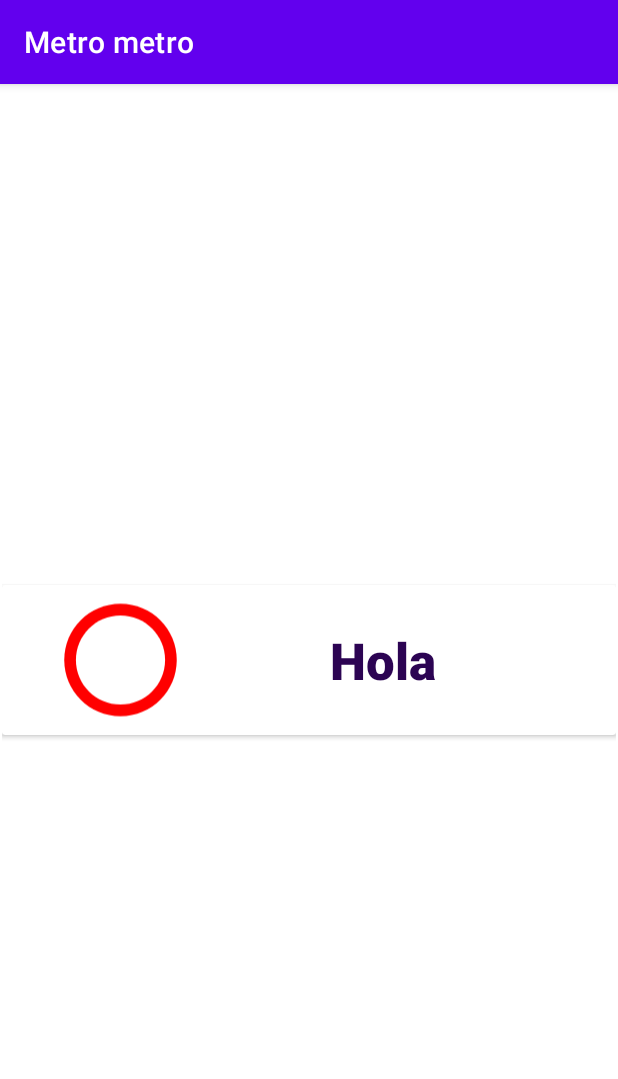
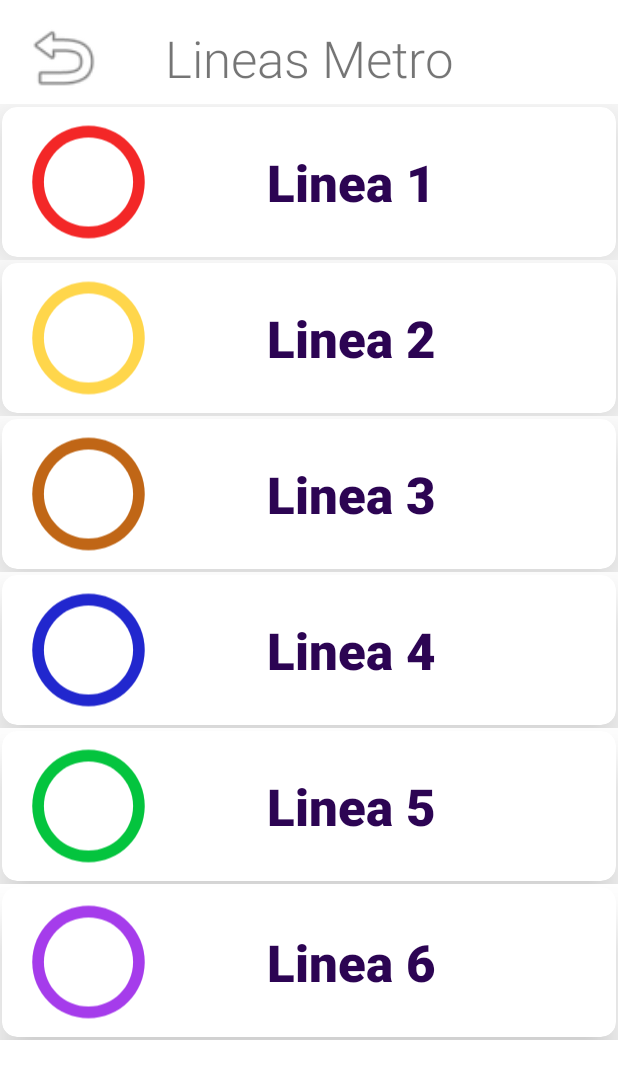
Before and after one commit to jcrucesdeveloper/Metro-metro, an Android app: the screen it shows after launch (MenuMetroActivity), after a tap on "BUTTON", on a phone screen of 412 x 824 dp. Shown: the top 1079 px of the screen. Run offline under Robolectric (Android 15) with nearby library versions, the phone set to English and light mode, and no system bars.

Commit message:
feat(menu): menu creado, pero aun no funcional

```diff
--- a/app/src/main/assets/metro_santiago.xml
+++ b/app/src/main/assets/metro_santiago.xml
@@ -1,5 +1,5 @@
 <metro name="Metro de Santiago">
-    <line name="Linea 1">
+    <line name="Linea 1" color="#F32727">
         <station>San Pablo</station>
         <station number="2">Neptuno</station>
         <station number="3">Pajaritos</station>
@@ -21,7 +21,7 @@
         <station number="10">Pedro de Valdivia</station>
         <station number="10">Los Leones</station>
     </line>
-    <line name="Linea 2">
+    <line name="Linea 2" color="#FFD64B">
         <station>Vespucio Norte</station>
         <station>Zapadores</station>
         <station>Dorsal</station>
@@ -44,7 +44,7 @@
         <station>Lo Ovalle</station>
         <station>La Cisterna</station>
     </line>
-    <line name="Linea 3">
+    <line name="Linea 3" color="#C06616">
         <station>Los Libertadores</station>
         <station>Cardenal Caro</station>
         <station>Vivaceta</station>
@@ -65,7 +65,7 @@
         <station>Fernando Castillo Velasco</station>
     </line>
 
-    <line name="Linea 4">
+    <line name="Linea 4" color="#2127CE">
         <station>Tobalaba</station>
         <station>Cristobal Colon</station>
         <station>Francisco Bilbao</station>
@@ -90,7 +90,7 @@
         <station>Las Mercedes</station>
         <station>Plaza de Puente Alto</station>
     </line>
-    <line name="5">
+    <line name="Linea 5" color="#04C43E">
         <station>Plaza de Maipu</station>
         <station>Santiago Bueras</station>
         <station>Del Sol</station>
@@ -121,7 +121,7 @@
         <station>Bellavista de La Florida</station>
         <station>Vicente Valdes</station>
     </line>
-    <line name="Linea 6">
+    <line name="Linea 6" color="#A53CEB">
         <station>Los Leones</station>
         <station>Ines de Suarez</station>
         <station>Ñuñoa</station>
--- a/app/src/main/java/com/jorgecruces/metrometro/activities/MenuMetroActivity.java
+++ b/app/src/main/java/com/jorgecruces/metrometro/activities/MenuMetroActivity.java
@@ -4,9 +4,14 @@ import androidx.appcompat.app.AppCompatActivity;
 import androidx.recyclerview.widget.LinearLayoutManager;
 import androidx.recyclerview.widget.RecyclerView;
 
+import android.content.Intent;
 import android.os.Bundle;
+import android.view.View;
 
 import com.jorgecruces.metrometro.R;
+import com.jorgecruces.metrometro.logic.MetroReaderXML;
+import com.jorgecruces.metrometro.model.Line;
+import com.jorgecruces.metrometro.model.Metro;
 import com.jorgecruces.metrometro.model.MetroMenu;
 
 import java.util.ArrayList;
@@ -14,6 +19,8 @@ import java.util.ArrayList;
 public class MenuMetroActivity extends AppCompatActivity {
 
     ArrayList<MetroMenu> metroMenu;
+    private Metro metro;
+
     @Override
     protected void onCreate(Bundle savedInstanceState) {
         metroMenu = new ArrayList<>();
@@ -29,9 +36,18 @@ public class MenuMetroActivity extends AppCompatActivity {
     }
 
     public void initializeMetroMenuData() {
-        MetroMenu item1 = new MetroMenu("Hola"," color");
-        MetroMenu item2 = new MetroMenu("Hola 2"," color");
-        metroMenu.add(item1);
-        metroMenu.add(item2);
+        MetroReaderXML metroReaderXML = new MetroReaderXML(this);
+        metro = metroReaderXML.createMetro();
+
+        ArrayList<Line> lines = metro.getLines();
+        for (Line line : lines ) {
+            MetroMenu item = new MetroMenu(line.getName(),line.getColor());
+            metroMenu.add(item);
+        }
+    }
+
+    public void goBackMainActivity(View view) {
+        Intent intent = new Intent(this, MainActivity.class);
+        startActivity(intent);
     }
 }
--- a/app/src/main/java/com/jorgecruces/metrometro/activities/MenuMetroRecyclerViewAdapter.java
+++ b/app/src/main/java/com/jorgecruces/metrometro/activities/MenuMetroRecyclerViewAdapter.java
@@ -2,9 +2,12 @@ package com.jorgecruces.metrometro.activities;
 
 
 import android.content.Context;
+import android.content.res.ColorStateList;
+import android.graphics.Color;
 import android.view.LayoutInflater;
 import android.view.View;
 import android.view.ViewGroup;
+import android.widget.ImageView;
 import android.widget.TextView;
 
 import androidx.annotation.NonNull;
@@ -36,6 +39,8 @@ public class MenuMetroRecyclerViewAdapter extends RecyclerView.Adapter<MenuMetro
     @Override
     public void onBindViewHolder(@NonNull MenuMetroRecyclerViewAdapter.MyViewHolder holder, int position) {
         holder.lineaMetroName.setText(metroMenu.get(position).getMetroName());
+        int color = Color.parseColor(metroMenu.get(position).getColor());
+        holder.backgroundMetroMenu.setColorFilter(color);
     }
 
     @Override
@@ -46,9 +51,11 @@ public class MenuMetroRecyclerViewAdapter extends RecyclerView.Adapter<MenuMetro
     public static class MyViewHolder extends RecyclerView.ViewHolder {
         // On createMethod
         TextView lineaMetroName;
+        ImageView backgroundMetroMenu;
         public MyViewHolder(@NonNull View itemView) {
             super(itemView);
             lineaMetroName = itemView.findViewById(R.id.lineaName);
+            backgroundMetroMenu = itemView.findViewById(R.id.backgroundMetroMenu);
         }
     }
 }
--- a/app/src/main/java/com/jorgecruces/metrometro/logic/MetroReaderXML.java
+++ b/app/src/main/java/com/jorgecruces/metrometro/logic/MetroReaderXML.java
@@ -53,9 +53,11 @@ public class MetroReaderXML {
                 Element lineElement = (Element) lineNode;
 
                 String lineName = lineElement.getAttribute("name");
+                String lineColor = lineElement.getAttribute("color");
+
 
                 NodeList stations  = lineNode.getChildNodes();
-                Line tempLine = new Line(lineName);
+                Line tempLine = new Line(lineName,lineColor);
 
                 for (int j = 0; j < stations.getLength(); j++) {
                     Node stationNode = stations.item(j);
--- a/app/src/main/java/com/jorgecruces/metrometro/model/Line.java
+++ b/app/src/main/java/com/jorgecruces/metrometro/model/Line.java
@@ -5,11 +5,13 @@ import java.util.ArrayList;
 
 public class Line {
     private String name;
+    private String color;
     private ArrayList<Station> stations;
 
-    public Line(String name) {
+    public Line(String name,String color) {
         stations = new ArrayList<>();
         this.name = name;
+        this.color = color;
     }
 
     public String getName() {
@@ -27,4 +29,8 @@ public class Line {
     public void addStation(Station station) {
         this.stations.add(station);
     }
+
+    public String getColor() {
+        return color;
+    }
 }
--- a/app/src/main/res/layout/activity_menu_metro.xml
+++ b/app/src/main/res/layout/activity_menu_metro.xml
@@ -6,11 +6,41 @@
     android:layout_height="match_parent"
     tools:context=".activities.MenuMetroActivity">
 
+    <ImageView
+        android:id="@+id/imageView"
+        android:layout_width="64dp"
+        android:layout_height="55dp"
+        android:layout_marginStart="16dp"
+        android:layout_marginTop="16dp"
+        android:layout_marginEnd="42dp"
+        android:layout_marginBottom="9dp"
+        android:onClick="goBackMainActivity"
+        app:layout_constraintBottom_toTopOf="@+id/menuMetroRecyclerView"
+        app:layout_constraintEnd_toStartOf="@+id/textView2"
+        app:layout_constraintStart_toStartOf="parent"
+        app:layout_constraintTop_toTopOf="parent"
+        app:srcCompat="@android:drawable/ic_menu_revert" />
+
     <androidx.recyclerview.widget.RecyclerView
         android:id="@+id/menuMetroRecyclerView"
-        android:layout_width="409dp"
-        android:layout_height="729dp"
+        android:layout_width="0dp"
+        android:layout_height="0dp"
+        android:layout_marginTop="8dp"
         app:layout_constraintBottom_toBottomOf="parent"
+        app:layout_constraintEnd_toEndOf="parent"
+        app:layout_constraintStart_toStartOf="parent"
+        app:layout_constraintTop_toBottomOf="@+id/textView2" >
+
+    </androidx.recyclerview.widget.RecyclerView>
+
+    <TextView
+        android:id="@+id/textView2"
+        android:layout_width="wrap_content"
+        android:layout_height="wrap_content"
+        android:layout_marginTop="16dp"
+        android:fontFamily="sans-serif-light"
+        android:text="Lineas Metro"
+        android:textSize="34sp"
         app:layout_constraintEnd_toEndOf="parent"
         app:layout_constraintStart_toStartOf="parent"
         app:layout_constraintTop_toTopOf="parent" />
--- a/app/src/main/res/layout/menu_row.xml
+++ b/app/src/main/res/layout/menu_row.xml
@@ -1,17 +1,21 @@
 <?xml version="1.0" encoding="utf-8"?>
 <androidx.constraintlayout.widget.ConstraintLayout xmlns:android="http://schemas.android.com/apk/res/android"
     xmlns:app="http://schemas.android.com/apk/res-auto"
-    xmlns:tools="http://schemas.android.com/tools"
     android:layout_width="match_parent"
-    android:layout_height="match_parent">
+    android:layout_height="wrap_content">
 
     <androidx.cardview.widget.CardView
         android:layout_width="409dp"
         android:layout_height="wrap_content"
+        android:layout_marginTop="2dp"
+        android:layout_marginBottom="2dp"
+        app:cardBackgroundColor="#FFFFFF"
+        app:cardCornerRadius="10dp"
+        app:cardElevation="20dp"
         app:layout_constraintBottom_toBottomOf="parent"
         app:layout_constraintEnd_toEndOf="parent"
         app:layout_constraintStart_toStartOf="parent"
-        app:layout_constraintTop_toTopOf="parent" >
+        app:layout_constraintTop_toTopOf="parent">
 
         <androidx.constraintlayout.widget.ConstraintLayout
             android:layout_width="match_parent"
@@ -31,7 +35,7 @@
                 app:layout_constraintVertical_bias="0.0">
 
                 <ImageView
-                    android:id="@+id/imageView4"
+                    android:id="@+id/backgroundMetroMenu"
                     android:layout_width="300px"
                     android:layout_height="300px"
                     android:layout_centerInParent="true"
--- a/app/src/main/res/values-night/themes.xml
+++ b/app/src/main/res/values-night/themes.xml
@@ -1,6 +1,6 @@
 <resources xmlns:tools="http://schemas.android.com/tools">
     <!-- Base application theme. -->
-    <style name="Theme.MetroMetro" parent="Theme.MaterialComponents.DayNight.DarkActionBar">
+    <style name="Theme.MetroMetro" parent="Theme.MaterialComponents.DayNight.NoActionBar">
         <!-- Primary brand color. -->
         <item name="colorPrimary">@color/purple_200</item>
         <item name="colorPrimaryVariant">@color/purple_700</item>
--- a/app/src/main/res/values/themes.xml
+++ b/app/src/main/res/values/themes.xml
@@ -1,6 +1,6 @@
 <resources xmlns:tools="http://schemas.android.com/tools">
     <!-- Base application theme. -->
-    <style name="Theme.MetroMetro" parent="Theme.MaterialComponents.DayNight.DarkActionBar">
+    <style name="Theme.MetroMetro" parent="Theme.MaterialComponents.DayNight.NoActionBar">
         <!-- Primary brand color. -->
         <item name="colorPrimary">@color/purple_500</item>
         <item name="colorPrimaryVariant">@color/purple_700</item>
```
